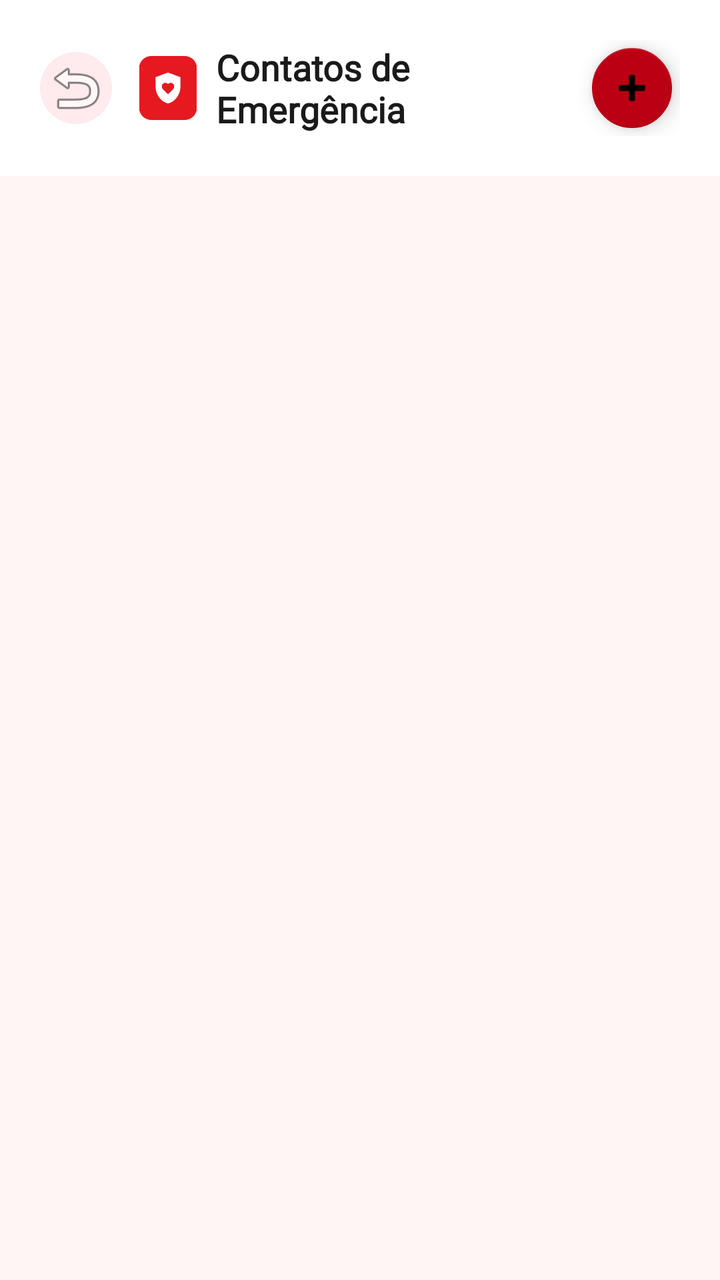
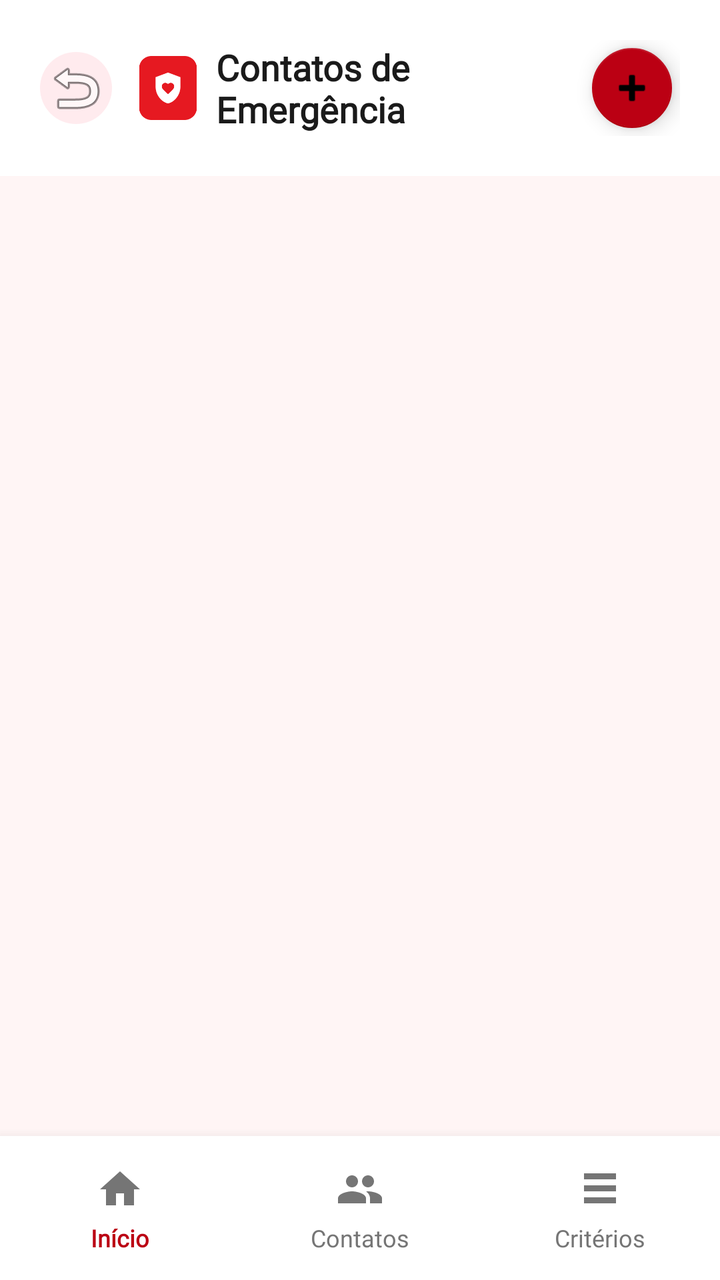

Screens rendered from an Android XML layout before and after an edit, with the pre-edit source and the edit as a unified diff.
<!-- AndroidManifest.xml: activity theme Theme.MaterialComponents.Light.NoActionBar -->
<!-- res/layout/activity_contatos.xml -->
<?xml version="1.0" encoding="utf-8"?>
<LinearLayout
    android:id="@+id/rootContatos"
    xmlns:android="http://schemas.android.com/apk/res/android"
    xmlns:app="http://schemas.android.com/apk/res-auto"
    android:layout_width="match_parent"
    android:layout_height="match_parent"
    android:orientation="vertical"
    android:background="#FFF5F5">

    
    <LinearLayout
        android:id="@+id/headerContatos"
        android:layout_width="match_parent"
        android:layout_height="wrap_content"
        android:orientation="horizontal"
        android:gravity="center_vertical"
        android:padding="20dp"
        android:background="#FFFFFF">

        <ImageButton
            android:id="@+id/btnVoltar"
            android:layout_width="36dp"
            android:layout_height="36dp"
            android:src="@android:drawable/ic_menu_revert"
            android:background="@drawable/circle_background"
            android:padding="6dp"
            android:contentDescription="Voltar" />

        <ImageView
            android:layout_width="32dp"
            android:layout_height="32dp"
            android:src="@drawable/ic_logo"
            android:layout_marginStart="12dp"
            android:contentDescription="Logo" />

        <TextView
            android:layout_width="0dp"
            android:layout_height="wrap_content"
            android:layout_weight="1"
            android:text="Contatos de Emergência"
            android:textSize="18sp"
            android:textStyle="bold"
            android:textColor="#1A1A1A"
            android:layout_marginStart="8dp"
            android:fontFamily="@font/newsreader_regular" />

        <com.google.android.material.floatingactionbutton.FloatingActionButton
            android:id="@+id/fabAdicionarContato"
            android:layout_width="wrap_content"
            android:layout_height="wrap_content"
            android:src="@android:drawable/ic_input_add"
            app:backgroundTint="#BB0013"
            app:fabSize="mini" />
    </LinearLayout>

    
    <androidx.recyclerview.widget.RecyclerView
        android:id="@+id/rvContatos"
        android:layout_width="match_parent"
        android:layout_height="0dp"
        android:layout_weight="1"
        android:padding="16dp"
        android:clipToPadding="false" />

    
    <TextView
        android:id="@+id/tvEmpty"
        android:layout_width="match_parent"
        android:layout_height="0dp"
        android:layout_weight="1"
        android:text="Nenhum contato cadastrado.\nToque em + para adicionar."
        android:gravity="center"
        android:textColor="#9E9E9E"
        android:textSize="15sp"
        android:fontFamily="@font/public_sans"
        android:visibility="gone" />

</LinearLayout>
<!-- resources referenced by this layout -->
<resources>
  <!-- drawable circle_background (drawable) -->
  <?xml version="1.0" encoding="utf-8"?>
  <shape xmlns:android="http://schemas.android.com/apk/res/android"
      android:shape="oval">
      <solid android:color="#FFEBEE" />
  </shape>
  <!-- drawable ic_logo: png bitmap (drawable, 3103 bytes) -->
</resources>

<!-- the commit's change to res/layout/activity_contatos.xml (unified diff, before → after) -->
@@ -60,7 +60,10 @@
         android:layout_width="match_parent"
         android:layout_height="0dp"
         android:layout_weight="1"
-        android:padding="16dp"
+        android:paddingStart="16dp"
+        android:paddingTop="16dp"
+        android:paddingEnd="16dp"
+        android:paddingBottom="16dp"
         android:clipToPadding="false" />
 
     
@@ -76,4 +79,119 @@
         android:fontFamily="@font/public_sans"
         android:visibility="gone" />
 
+    <include layout="@layout/view_bottom_navigation" />
+
 </LinearLayout>
+<!-- res/layout/view_bottom_navigation.xml (included above) -->
+<?xml version="1.0" encoding="utf-8"?>
+<LinearLayout xmlns:android="http://schemas.android.com/apk/res/android"
+    android:id="@+id/bottomNavigationContainer"
+    android:layout_width="match_parent"
+    android:layout_height="wrap_content"
+    android:orientation="vertical"
+    android:background="#FFFFFF"
+    android:elevation="10dp">
+
+    <LinearLayout
+        android:id="@+id/bottomNavigation"
+        android:layout_width="match_parent"
+        android:layout_height="72dp"
+        android:orientation="horizontal"
+        android:gravity="center"
+        android:background="#FFFFFF">
+
+        <LinearLayout
+            android:id="@+id/btnNavHome"
+            android:layout_width="0dp"
+            android:layout_height="match_parent"
+            android:layout_weight="1"
+            android:orientation="vertical"
+            android:gravity="center"
+            android:paddingTop="8dp"
+            android:paddingBottom="6dp"
+            android:clickable="true"
+            android:focusable="true"
+            android:background="?attr/selectableItemBackgroundBorderless">
+
+            <ImageView
+                android:id="@+id/iconNavHome"
+                android:layout_width="24dp"
+                android:layout_height="24dp"
+                android:src="@drawable/ic_nav_home"
+                android:contentDescription="Início" />
+
+            <TextView
+                android:id="@+id/labelNavHome"
+                android:layout_width="wrap_content"
+                android:layout_height="wrap_content"
+                android:layout_marginTop="4dp"
+                android:text="Início"
+                android:textSize="12sp"
+                android:textStyle="bold"
+                android:textColor="#BB0013"
+                android:fontFamily="@font/public_sans" />
+        </LinearLayout>
+
+        <LinearLayout
+            android:id="@+id/btnNavContatos"
+            android:layout_width="0dp"
+            android:layout_height="match_parent"
+            android:layout_weight="1"
+            android:orientation="vertical"
+            android:gravity="center"
+            android:paddingTop="8dp"
+            android:paddingBottom="6dp"
+            android:clickable="true"
+            android:focusable="true"
+            android:background="?attr/selectableItemBackgroundBorderless">
+
+            <ImageView
+                android:id="@+id/iconNavContatos"
+                android:layout_width="24dp"
+                android:layout_height="24dp"
+                android:src="@drawable/ic_nav_contacts"
+                android:contentDescription="Contatos" />
+
+            <TextView
+                android:id="@+id/labelNavContatos"
+                android:layout_width="wrap_content"
+                android:layout_height="wrap_content"
+                android:layout_marginTop="4dp"
+                android:text="Contatos"
+                android:textSize="12sp"
+                android:textColor="#757575"
+                android:fontFamily="@font/public_sans" />
+        </LinearLayout>
+
+        <LinearLayout
+            android:id="@+id/btnNavCriterios"
+            android:layout_width="0dp"
+            android:layout_height="match_parent"
+            android:layout_weight="1"
+            android:orientation="vertical"
+            android:gravity="center"
+            android:paddingTop="8dp"
+            android:paddingBottom="6dp"
+            android:clickable="true"
+            android:focusable="true"
+            android:background="?attr/selectableItemBackgroundBorderless">
+
+            <ImageView
+                android:id="@+id/iconNavCriterios"
+                android:layout_width="24dp"
+                android:layout_height="24dp"
+                android:src="@drawable/ic_nav_criteria"
+                android:contentDescription="Critérios" />
+
+            <TextView
+                android:id="@+id/labelNavCriterios"
+                android:layout_width="wrap_content"
+                android:layout_height="wrap_content"
+                android:layout_marginTop="4dp"
+                android:text="Critérios"
+                android:textSize="12sp"
+                android:textColor="#757575"
+                android:fontFamily="@font/public_sans" />
+        </LinearLayout>
+    </LinearLayout>
+</LinearLayout>
<!-- resource entries referenced after the edit -->
@@ -7,5 +7,20 @@
       <solid android:color="#FFEBEE" />
   </shape>
   <!-- drawable ic_logo: png bitmap (drawable, 3103 bytes) -->
+  <!-- drawable ic_nav_contacts (drawable) -->
+  <?xml version="1.0" encoding="utf-8"?>
+  <vector xmlns:android="http://schemas.android.com/apk/res/android" android:width="24dp" android:height="24dp" android:viewportWidth="24" android:viewportHeight="24">
+      <path android:fillColor="#757575" android:pathData="M16,11C17.66,11 19,9.66 19,8C19,6.34 17.66,5 16,5C14.34,5 13,6.34 13,8C13,9.66 14.34,11 16,11M8,11C9.66,11 11,9.66 11,8C11,6.34 9.66,5 8,5C6.34,5 5,6.34 5,8C5,9.66 6.34,11 8,11M8,13C5.67,13 1,14.17 1,16.5V19H15V16.5C15,14.17 10.33,13 8,13M16,13C15.71,13 15.38,13.02 15.03,13.05C16.17,13.87 17,15.05 17,16.5V19H23V16.5C23,14.17 18.33,13 16,13Z"/>
+  </vector>
+  <!-- drawable ic_nav_criteria (drawable) -->
+  <?xml version="1.0" encoding="utf-8"?>
+  <vector xmlns:android="http://schemas.android.com/apk/res/android" android:width="24dp" android:height="24dp" android:viewportWidth="24" android:viewportHeight="24">
+      <path android:fillColor="#757575" android:pathData="M4,4H20V7H4V4M4,10H20V13H4V10M4,16H20V19H4V16Z"/>
+  </vector>
+  <!-- drawable ic_nav_home (drawable) -->
+  <?xml version="1.0" encoding="utf-8"?>
+  <vector xmlns:android="http://schemas.android.com/apk/res/android" android:width="24dp" android:height="24dp" android:viewportWidth="24" android:viewportHeight="24">
+      <path android:fillColor="#757575" android:pathData="M10,20V14H14V20H19V12H22L12,3L2,12H5V20H10Z"/>
+  </vector>
 </resources>
 
